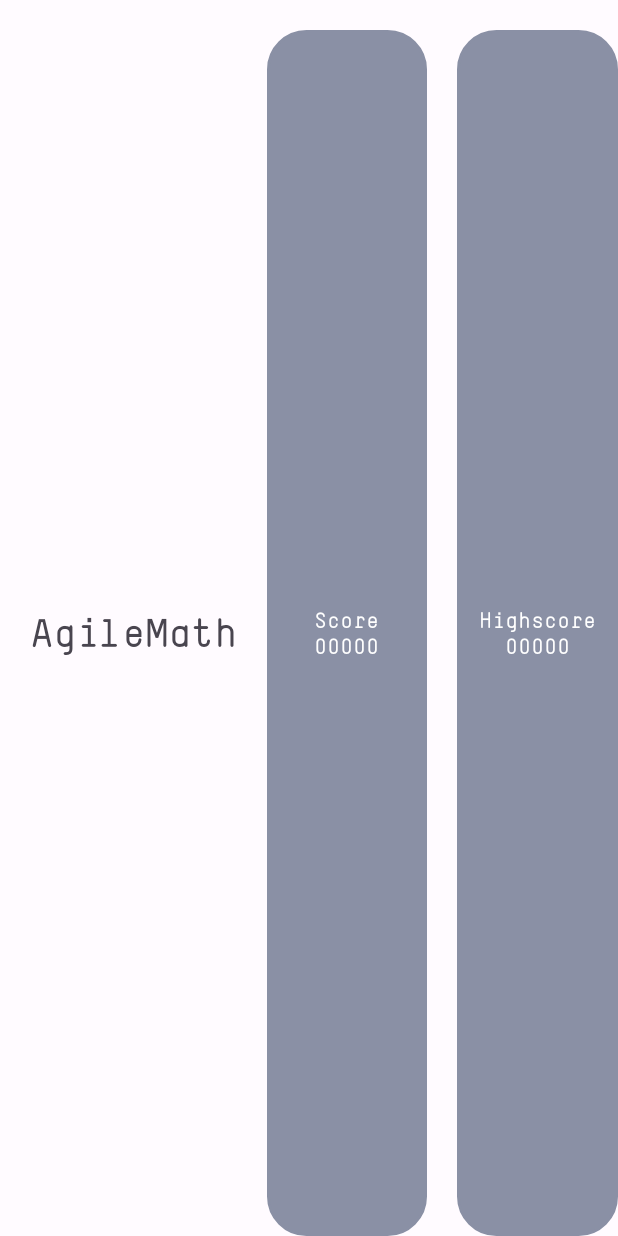
After one commit to ialexreis/amov-app, an Android app: the fragment ScoreFragment shown on its own in the app's theme, on a phone screen of 412 x 824 dp. The commit adds this screen. Run offline under Robolectric (Android 15) with nearby library versions, the phone set to English and light mode, and no system bars.

Commit message:
fixed package, uncommented firebase setup and score fragment layout development

```diff
--- a/app/build.gradle
+++ b/app/build.gradle
@@ -1,11 +1,11 @@
 plugins {
     id 'com.android.application'
     id 'org.jetbrains.kotlin.android'
-    // id 'com.google.gms.google-services'
+    id 'com.google.gms.google-services'
 }
 
 android {
-    namespace 'com.alex.amov_app'
+    namespace 'pt.isec.agileMath'
     compileSdk 33
 
     defaultConfig {
@@ -39,7 +39,7 @@ android {
 }
 
 dependencies {
-    // implementation platform('com.google.firebase:firebase-bom:31.0.2')
+    implementation platform('com.google.firebase:firebase-bom:31.1.1')
     implementation 'androidx.core:core-ktx:1.9.0'
     implementation 'androidx.appcompat:appcompat:1.5.1'
     implementation 'com.google.android.material:material:1.7.0'
--- a/app/src/main/java/pt/isec/agileMath/activities/EditProfileActivity.kt
+++ b/app/src/main/java/pt/isec/agileMath/activities/EditProfileActivity.kt
@@ -12,7 +12,7 @@ import android.provider.MediaStore
 import android.widget.Toast
 import androidx.activity.result.contract.ActivityResultContracts.StartActivityForResult
 import androidx.core.content.FileProvider
-import com.alex.amov_app.databinding.ActivityEditProfileBinding
+import pt.isec.agileMath.databinding.ActivityEditProfileBinding
 import java.io.File
 
 class EditProfileActivity : AppCompatActivity() {
--- a/app/src/main/java/pt/isec/agileMath/activities/MainMenuActivity.kt
+++ b/app/src/main/java/pt/isec/agileMath/activities/MainMenuActivity.kt
@@ -3,7 +3,7 @@ package pt.isec.agileMath.activities
 import android.os.Bundle
 import android.util.Log
 import androidx.appcompat.app.AppCompatActivity
-import com.alex.amov_app.databinding.ActivityMainMenuBinding
+import pt.isec.agileMath.databinding.ActivityMainMenuBinding
 import pt.isec.agileMath.models.Board
 
 class MainMenuActivity : AppCompatActivity() {
--- /dev/null
+++ b/app/src/main/java/pt/isec/agileMath/fragments/ScoreFragment.kt
@@ -0,0 +1,57 @@
+package pt.isec.agileMath.fragments
+
+import android.os.Bundle
+import androidx.fragment.app.Fragment
+import android.view.LayoutInflater
+import android.view.View
+import android.view.ViewGroup
+import pt.isec.agileMath.R
+
+// TODO: Rename parameter arguments, choose names that match
+// the fragment initialization parameters, e.g. ARG_ITEM_NUMBER
+private const val ARG_PARAM1 = "param1"
+private const val ARG_PARAM2 = "param2"
+
+/**
+ * A simple [Fragment] subclass.
+ * Use the [ScoreFragment.newInstance] factory method to
+ * create an instance of this fragment.
+ */
+class ScoreFragment : Fragment() {
+    // TODO: Rename and change types of parameters
+    private var param1: String? = null
+    private var param2: String? = null
+
+    override fun onCreate(savedInstanceState: Bundle?) {
+        super.onCreate(savedInstanceState)
+        arguments?.let {
+            param1 = it.getString(ARG_PARAM1)
+            param2 = it.getString(ARG_PARAM2)
+        }
+    }
+
+    override fun onCreateView(inflater: LayoutInflater, container: ViewGroup?,
+                              savedInstanceState: Bundle?): View? {
+        // Inflate the layout for this fragment
+        return inflater.inflate(R.layout.fragment_score, container, false)
+    }
+
+    companion object {
+        /**
+         * Use this factory method to create a new instance of
+         * this fragment using the provided parameters.
+         *
+         * @param param1 Parameter 1.
+         * @param param2 Parameter 2.
+         * @return A new instance of fragment ScoreFragment.
+         */
+        // TODO: Rename and change types and number of parameters
+        @JvmStatic fun newInstance(param1: String, param2: String) =
+                ScoreFragment().apply {
+                    arguments = Bundle().apply {
+                        putString(ARG_PARAM1, param1)
+                        putString(ARG_PARAM2, param2)
+                    }
+                }
+    }
+}
--- /dev/null
+++ b/app/src/main/res/drawable/square.xml
@@ -0,0 +1,10 @@
+<?xml version="1.0" encoding="UTF-8"?>
+<shape xmlns:android="http://schemas.android.com/apk/res/android" android:id="@+id/listview_background_shape">
+    <stroke android:width="2dp" android:color="@color/material_dynamic_secondary60" />
+    <padding android:left="2dp"
+        android:top="2dp"
+        android:right="2dp"
+        android:bottom="2dp" />
+    <corners android:radius="25dp" />
+    <solid android:color="@color/material_dynamic_secondary60" />
+</shape>
--- /dev/null
+++ b/app/src/main/res/layout/fragment_score.xml
@@ -0,0 +1,74 @@
+<?xml version="1.0" encoding="utf-8"?>
+<LinearLayout xmlns:android="http://schemas.android.com/apk/res/android"
+    xmlns:tools="http://schemas.android.com/tools"
+    android:layout_width="match_parent"
+    android:layout_height="match_parent"
+    android:orientation="vertical"
+    tools:context=".ScoreFragment">
+
+    <LinearLayout
+        android:gravity="center"
+        android:paddingStart="20sp"
+        android:paddingTop="20sp"
+        android:layout_width="match_parent"
+        android:layout_height="0dp"
+        android:orientation="horizontal"
+        android:layout_weight="1"
+        tools:ignore="RtlSymmetry,UselessParent">
+
+        <TextView
+            android:layout_width="wrap_content"
+            android:layout_height="wrap_content"
+            android:textSize="25sp"
+            android:text="@string/app_name"/>
+
+        <LinearLayout
+            android:layout_marginStart="20sp"
+            android:orientation="vertical"
+            android:layout_width="0dp"
+            android:gravity="center"
+            android:layout_height="match_parent"
+            android:layout_weight="1"
+            android:background="@drawable/square">
+            <TextView
+                android:layout_width="wrap_content"
+                android:layout_height="wrap_content"
+                android:textColor="@color/material_dynamic_primary100"
+                android:textStyle="bold"
+                android:text="@string/score"/>
+            <TextView
+                android:id="@+id/score"
+                android:layout_width="wrap_content"
+                android:layout_height="wrap_content"
+                android:textColor="@color/material_dynamic_primary100"
+                android:textStyle="bold"
+                android:text="@string/_00000"
+                />
+        </LinearLayout>
+        <LinearLayout
+            android:layout_marginStart="20sp"
+            android:orientation="vertical"
+            android:layout_width="0dp"
+            android:gravity="center"
+            android:layout_height="match_parent"
+            android:layout_weight="1"
+            android:background="@drawable/square">
+            <TextView
+                android:layout_width="wrap_content"
+                android:layout_height="wrap_content"
+                android:textColor="@color/material_dynamic_primary100"
+                android:textStyle="bold"
+                android:text="@string/highscore"/>
+            <TextView
+                android:id="@+id/highscore"
+                android:layout_width="wrap_content"
+                android:layout_height="wrap_content"
+                android:textColor="@color/material_dynamic_primary100"
+                android:textStyle="bold"
+                android:text="@string/_00000"
+                />
+        </LinearLayout>
+    </LinearLayout>
+
+
+</LinearLayout>
--- a/app/src/main/res/values/strings.xml
+++ b/app/src/main/res/values/strings.xml
@@ -8,4 +8,9 @@
     <string name="save">Save</string>
     <string name="takepicture">Take Picture</string>
     <string name="avatar">Avatar</string>
+    <!-- TODO: Remove or change this placeholder text -->
+    <string name="hello_blank_fragment">Hello blank fragment</string>
+    <string name="score">Score</string>
+    <string name="highscore">Highscore</string>
+    <string name="_00000">00000</string>
 </resources>
--- a/build.gradle
+++ b/build.gradle
@@ -7,7 +7,7 @@ buildscript {
     }
     dependencies {
         // Add the dependency for the Google services Gradle plugin
-        // classpath 'com.google.gms:google-services:4.3.14'
+        classpath 'com.google.gms:google-services:4.3.14'
     }
 }
 
```
Also changed, not shown: app/src/main/AndroidManifest.xml (+9 -2 lines), app/src/main/java/pt/isec/agileMath/activities/GameActivity.kt (added, +12 -0 lines), app/src/main/res/layout-land/activity_game.xml (added, +9 -0 lines), app/src/main/res/layout/activity_game.xml (added, +19 -0 lines), 1 other file.
